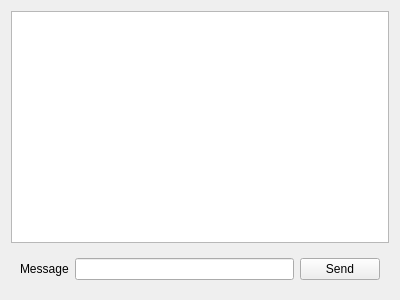
The window that ChatApplication/Server/clientchatwidget.ui (kunalgavhane12/QtAssignment) describes before a commit, drawn with Qt 5.
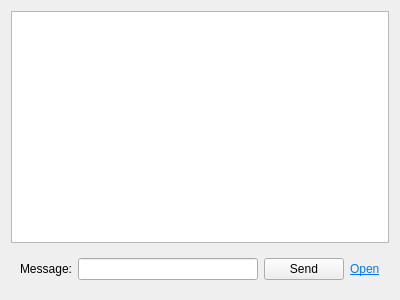
The same window after the commit.

The edit to the form file:
```diff
--- a/ChatApplication/Server/clientchatwidget.ui
+++ b/ChatApplication/Server/clientchatwidget.ui
@@ -23,7 +23,7 @@
       <item>
        <widget class="QLabel" name="labelMessage">
         <property name="text">
-         <string>Message</string>
+         <string>Message:</string>
         </property>
        </widget>
       </item>
@@ -37,6 +37,13 @@
         </property>
        </widget>
       </item>
+      <item>
+       <widget class="QLabel" name="lblOpenFolder">
+        <property name="text">
+         <string>&lt;html&gt;&lt;head/&gt;&lt;body&gt;&lt;p&gt;&lt;a href=&quot;#&quot;&gt;&lt;span style=&quot; text-decoration: underline; color:#007af4;&quot;&gt;Open&lt;/span&gt;&lt;/a&gt;&lt;/p&gt;&lt;/body&gt;&lt;/html&gt;</string>
+        </property>
+       </widget>
+      </item>
      </layout>
     </widget>
    </item>
```
Left out of the diff: 8 changed lines with no effect on the pictures.
